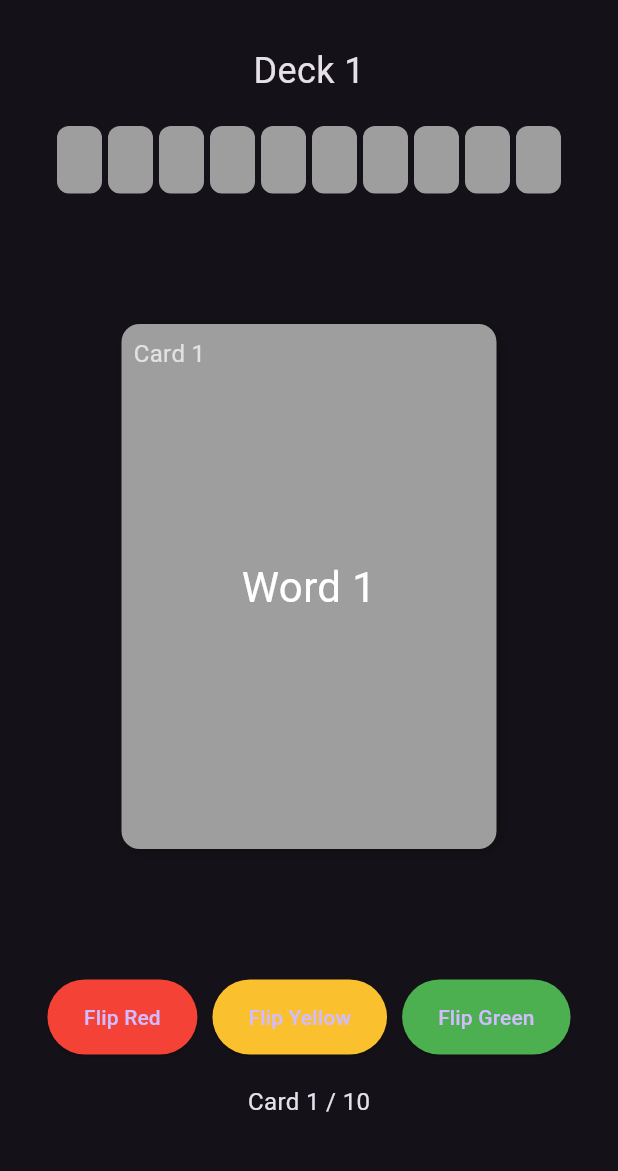
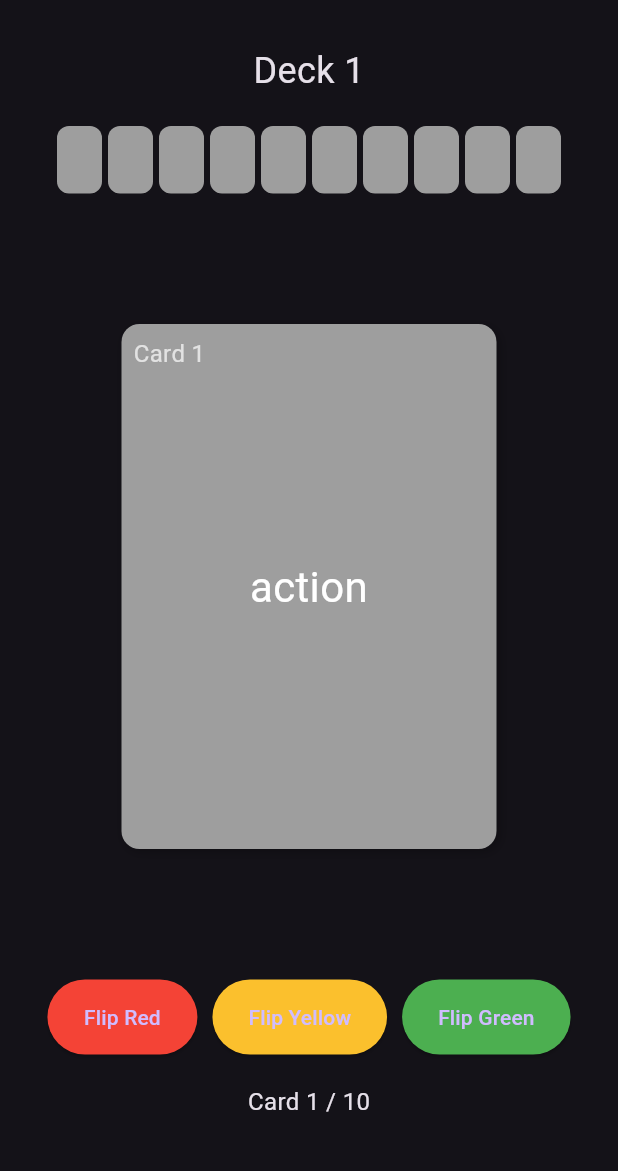
Before and after one commit to Segelll/PolyDeck, a Flutter app: the CardFlipPage screen opened directly, on a phone screen of 412 x 824 dp, the part 63-1234 px from its top. Run offline on Flutter 3.47's test engine with Material 3 defaults, Android fonts, the phone set to English and light mode, and no system bars.

Commit message:
kelime düzenlemesi ve kısayol butonu

```diff
--- a/lib/card_deck.dart
+++ b/lib/card_deck.dart
@@ -2,16 +2,16 @@ import 'card_model.dart';
 
 class CardDeck {
   final List<CardModel> _cards = [
-    CardModel('Word 1', 'Definition 1'),
-    CardModel('Word 2', 'Definition 2'),
-    CardModel('Word 3', 'Definition 3'),
-    CardModel('Word 4', 'Definition 4'),
-    CardModel('Word 5', 'Definition 5'),
-    CardModel('Word 6', 'Definition 6'),
-    CardModel('Word 7', 'Definition 7'),
-    CardModel('Word 8', 'Definition 8'),
-    CardModel('Word 9', 'Definition 9'),
-    CardModel('Word 10', 'Definition 10'),
+    CardModel('action', 'eylem'),
+    CardModel('activity', 'aktivite'),
+    CardModel('actor', 'aktör'),
+    CardModel('actress', 'aktris'),
+    CardModel('adress', 'adres'),
+    CardModel('adult', 'yetişkin'),
+    CardModel('advice', 'tavsiye'),
+    CardModel('after', 'sonra'),
+    CardModel('afternoon', 'öğleden sonra'),
+    CardModel('age', 'yaş'),
   ];
 
   int currentDeckIndex = 0;
--- a/lib/language_selection_page.dart
+++ b/lib/language_selection_page.dart
@@ -1,4 +1,5 @@
 import 'package:flutter/material.dart';
+import 'package:poly2/decks_page.dart';
 import 'exam_page.dart';
 import 'strings_loader.dart';
 
@@ -47,6 +48,17 @@ class LanguageSelectionPage extends StatelessWidget {
                   minimumSize: Size(200, 50),
                 ),
               ),
+              const SizedBox(height: 10),
+              //direkt test ile uğraşmadan kartlar sayfasına gitmek için
+              ElevatedButton(
+                onPressed: () {
+                  Navigator.push(
+                    context,
+                    MaterialPageRoute(builder: (context) => DecksPage()),
+                  );
+                },
+                child: const Text("Desteler sayfası"),
+              ),
               const Spacer(),
             ],
           ),
```
Also changed, not shown: lib/card_animations.dart (+6 -3 lines), lib/card_flip_page.dart (+8 -12 lines), lib/exam_page.dart (+6 -2 lines), lib/exam_result_page.dart (+1 -9 lines), lib/decks_page.dart (line endings or trailing spaces), lib/exam_model.dart (line endings or trailing spaces), lib/exam_questions.dart (line endings or trailing spaces).
